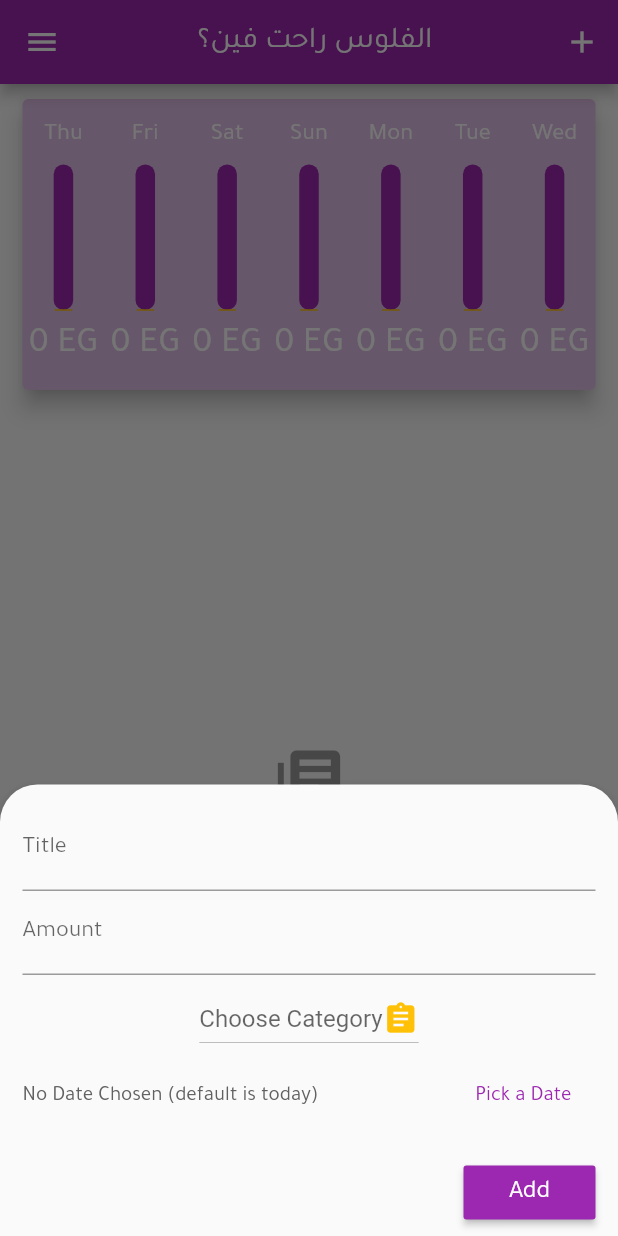
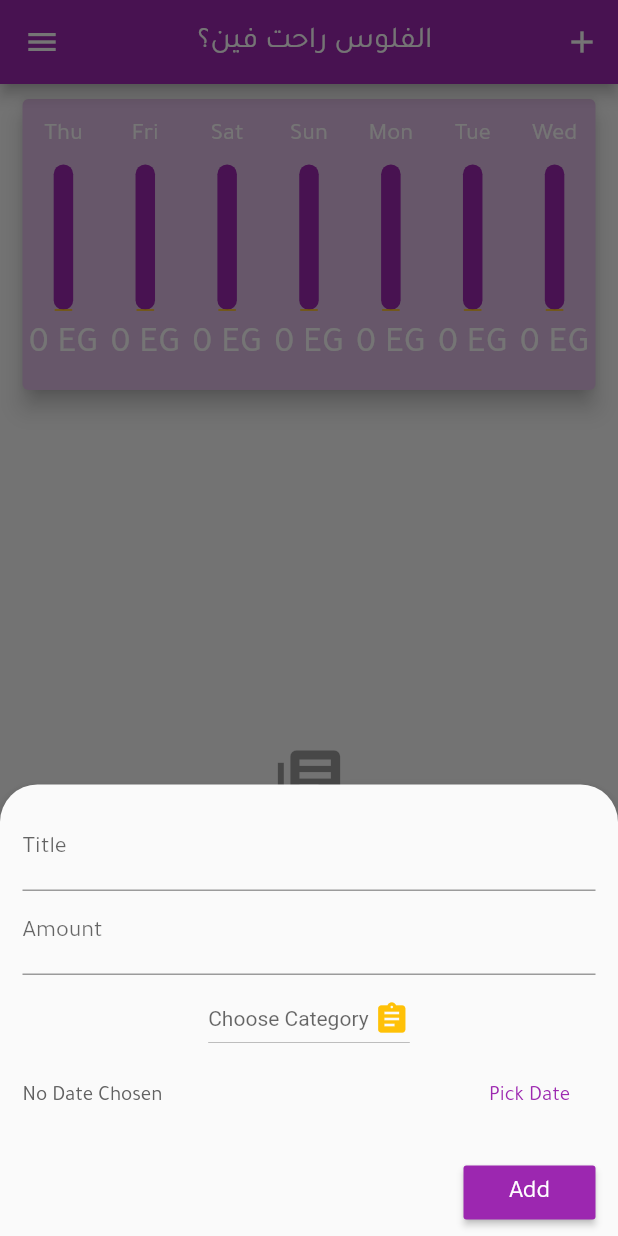
Before and after one commit to grayHatEnigma/Expense-Manager, a Flutter app: the HomeScreen screen opened by its route, after a tap on the "add" icon, on a phone screen of 412 x 824 dp. Run offline on Flutter 3.47's test engine with Material 2 defaults, Android fonts, the phone set to English and light mode, and no system bars; our stand-ins replace date_format, expandable, fl_chart, flutter_animation_progress_bar, flutter_i18n, fluttertoast and 2 more; accounts and stored records are empty.

Commit message:
group all app texts in one file and convert to en

```diff
--- a/lib/constants.dart
+++ b/lib/constants.dart
@@ -10,15 +10,40 @@ const String kPlanDateScreenID = '/plan_date';
 const String kIntroScreenID = '/intro';
 
 // App Title
+
 final kTitle = 'الفلوس راحت فين؟';
 
+// Analysis Screen Texts
+
+final kAnalysisTitle = 'Expenses Analysis';
+final kAnalysisGaugeTitle = 'Total Expenses';
+final kAnalysisLimitTitle = 'You Spent All Your Money!';
+
+// Add Transaction Screen Texts
+
+final kTitleTextFieldHint = 'Title';
+final kAmountTextFieldHint = 'Amount';
+final kDropDownMenuHint = 'Choose Category ';
+final kPickDateButton = 'Pick Date';
+final kChosenDateText = 'No Date Chosen';
+final kAddButton = 'Add';
+
+// Transactions Card Texts
+final kDailyExpenses = 'Expenses';
+
+// Transactions Tile and Chart Bar Widget Texts
+final kMoneyPrefix = 'EG';
+final kDeleteButtonHint = 'Delete';
+
 // Navigation Drawer Texts
-final kNavAnalysis = 'تحليل المصاريف';
-final kNavSettings = 'الإعدادات';
-final kNavAbout = 'عن التطبيق';
-final kNavRate = 'قيّم التطبيق';
+
+final kNavAnalysis = 'Analysis';
+final kNavSettings = 'Settings';
+final kNavAbout = 'About';
+final kNavRate = 'Rate Us';
 
 // No Transactions Widget
+
 final kNoTransactionsWidget = Center(
   child: Column(
     mainAxisAlignment: MainAxisAlignment.center,
@@ -45,6 +70,7 @@ final kNoTransactionsWidget = Center(
 );
 
 // Styles
+
 final kChartTextStyle = TextStyle(color: Colors.white, fontSize: 15);
 
 final kTitleTextStyle = TextStyle(
--- a/lib/domain/managers/ui_manager.dart
+++ b/lib/domain/managers/ui_manager.dart
@@ -65,7 +65,7 @@ class UiManager with ChangeNotifier {
   // Get transactions list for a certain time period.
   List<Transaction> recentTransactions({int differenceInDays}) {
     return _transactions.where((tx) {
-      return (DateTime.now().difference(tx.date).inDays < differenceInDays);
+      return (DateTime.now().difference(tx.date).inDays <= differenceInDays);
     }).toList();
   }
 
--- a/lib/infrastructure/ui/screens/add_transaction_screen.dart
+++ b/lib/infrastructure/ui/screens/add_transaction_screen.dart
@@ -8,6 +8,7 @@ import 'package:date_format/date_format.dart';
 //my imports
 import '../../../domain/models/category.dart';
 import '../../../domain/managers/ui_manager.dart';
+import '../../../constants.dart';
 
 class AddTransaction extends StatefulWidget {
   @override
@@ -17,7 +18,7 @@ class AddTransaction extends StatefulWidget {
 class _AddTransactionState extends State<AddTransaction> {
   final titleController = TextEditingController();
   final amountController = TextEditingController();
-  String chosenDateText = 'No Date Chosen (default is today)';
+  String chosenDateText = kChosenDateText;
   //fields chosen by user and their default values in case he doesn't enter any
   DateTime chosenDate = DateTime.now();
   String chosenCategory;
@@ -37,11 +38,11 @@ class _AddTransactionState extends State<AddTransaction> {
           crossAxisAlignment: CrossAxisAlignment.end,
           children: <Widget>[
             TextField(
-              decoration: InputDecoration(labelText: 'Title'),
+              decoration: InputDecoration(labelText: kTitleTextFieldHint),
               controller: titleController,
             ),
             TextField(
-              decoration: InputDecoration(labelText: 'Amount'),
+              decoration: InputDecoration(labelText: kAmountTextFieldHint),
               controller: amountController,
               keyboardType: TextInputType.numberWithOptions(decimal: true),
             ),
@@ -62,8 +63,8 @@ class _AddTransactionState extends State<AddTransaction> {
                   },
                   value: chosenCategory,
                   hint: Text(
-                    'Choose Category',
-                    textAlign: TextAlign.center,
+                    kDropDownMenuHint,
+                    textAlign: TextAlign.start,
                   ),
                   icon: Icon(
                     Icons.assignment,
@@ -71,7 +72,7 @@ class _AddTransactionState extends State<AddTransaction> {
                   ),
                   style: TextStyle(
                     color: Theme.of(context).primaryColor,
-                    fontSize: 16,
+                    fontSize: 14,
                   ),
                   isExpanded: false,
                 ),
@@ -86,7 +87,7 @@ class _AddTransactionState extends State<AddTransaction> {
                 ),
                 FlatButton(
                     child: Text(
-                      'Pick a Date',
+                      kPickDateButton,
                       style: TextStyle(color: Theme.of(context).primaryColor),
                     ),
                     onPressed: () async {
@@ -121,7 +122,7 @@ class _AddTransactionState extends State<AddTransaction> {
             RaisedButton(
               color: Theme.of(context).primaryColor,
               child: Text(
-                'Add',
+                kAddButton,
                 style: TextStyle(color: Colors.white, fontSize: 17),
               ),
               onPressed: () {
--- a/lib/infrastructure/ui/screens/analysis_screen.dart
+++ b/lib/infrastructure/ui/screens/analysis_screen.dart
@@ -2,6 +2,7 @@ import 'package:flutter/material.dart';
 
 import '../widgets/pie_chart_widget.dart';
 import '../widgets/gauge_widget.dart';
+import '../../../constants.dart';
 
 // TODO: fix orientation problems in this screen
 class AnalysisScreen extends StatelessWidget {
@@ -29,8 +30,8 @@ class AnalysisScreen extends StatelessWidget {
               Padding(
                 padding: const EdgeInsets.all(12.0),
                 child: Text(
-                  'مصاريفك',
-                  style: TextStyle(fontSize: 30),
+                  kAnalysisTitle,
+                  style: TextStyle(fontSize: 25),
                 ),
               ),
             Flexible(
--- a/lib/infrastructure/ui/widgets/chart_bar_widget.dart
+++ b/lib/infrastructure/ui/widgets/chart_bar_widget.dart
@@ -72,7 +72,7 @@ class ChartBarWidget extends StatelessWidget {
                 height: constrains.maxHeight * 0.15,
                 child: FittedBox(
                   child: Text(
-                    '${amount.toStringAsFixed(0)} EG ',
+                    '${amount.toStringAsFixed(0)} $kMoneyPrefix',
                     style: kChartTextStyle,
                     textAlign: TextAlign.center,
                   ),
--- a/lib/infrastructure/ui/widgets/gauge_widget.dart
+++ b/lib/infrastructure/ui/widgets/gauge_widget.dart
@@ -4,6 +4,7 @@ import 'package:provider/provider.dart';
 
 import '../../../domain/managers/ui_manager.dart';
 import '../../../domain/managers/plan_manager.dart';
+import '../../../constants.dart';
 
 class GaugeWidget extends StatelessWidget {
   @override
@@ -25,8 +26,7 @@ class GaugeWidget extends StatelessWidget {
       children: <Widget>[
         //
         Text(
-          'إجمالي المصاريف: ${totalExpenses.toStringAsFixed(0)}',
-          textDirection: TextDirection.rtl,
+          '$kAnalysisGaugeTitle : ${totalExpenses.toStringAsFixed(0)}',
           textAlign: TextAlign.center,
           style: TextStyle(
             color: Theme.of(context).primaryColor,
@@ -108,7 +108,7 @@ class GaugeWidget extends StatelessWidget {
         ),
         limitPassed
             ? Text(
-                'فلوسك طارت!',
+                kAnalysisLimitTitle,
                 textDirection: TextDirection.rtl,
                 style: TextStyle(fontSize: 17, color: Colors.red[700]),
               )
--- a/lib/infrastructure/ui/widgets/navigation_list_tile.dart
+++ b/lib/infrastructure/ui/widgets/navigation_list_tile.dart
@@ -15,7 +15,6 @@ class NavigationListTile extends StatelessWidget {
         onTap: onPressed,
         child: Row(
           mainAxisSize: MainAxisSize.min,
-          textDirection: TextDirection.rtl,
           crossAxisAlignment: CrossAxisAlignment.end,
           children: <Widget>[
             Icon(
--- a/lib/infrastructure/ui/widgets/transactions_card_widget.dart
+++ b/lib/infrastructure/ui/widgets/transactions_card_widget.dart
@@ -7,6 +7,7 @@ import 'package:expandable/expandable.dart';
 import '../../../domain/managers/ui_manager.dart';
 import '../../../domain/models/transaction.dart';
 import './transaction_tile_widget.dart';
+import '../../../constants.dart';
 
 class TransactionsCard extends StatelessWidget {
   final List<Transaction> transactions;
@@ -50,7 +51,7 @@ class TransactionsCard extends StatelessWidget {
                 width: 100,
                 child: FittedBox(
                   child: Text(
-                    'Expenses: ${uiManager.calculateTotalSpending(transactions).toStringAsFixed(0)}',
+                    '$kDailyExpenses: ${uiManager.calculateTotalSpending(transactions).toStringAsFixed(0)}',
                     style: TextStyle(fontSize: 16, color: Colors.grey),
                   ),
                 ),
```
Also changed, not shown: lib/infrastructure/ui/widgets/transaction_tile_widget.dart (+4 -4 lines).
